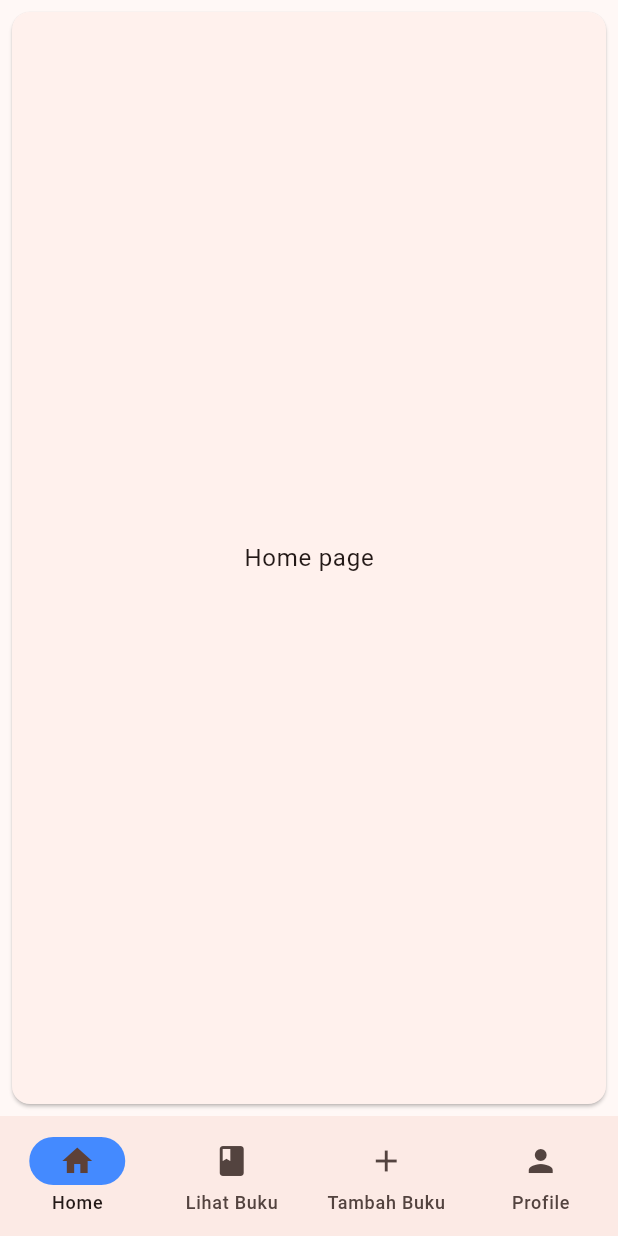
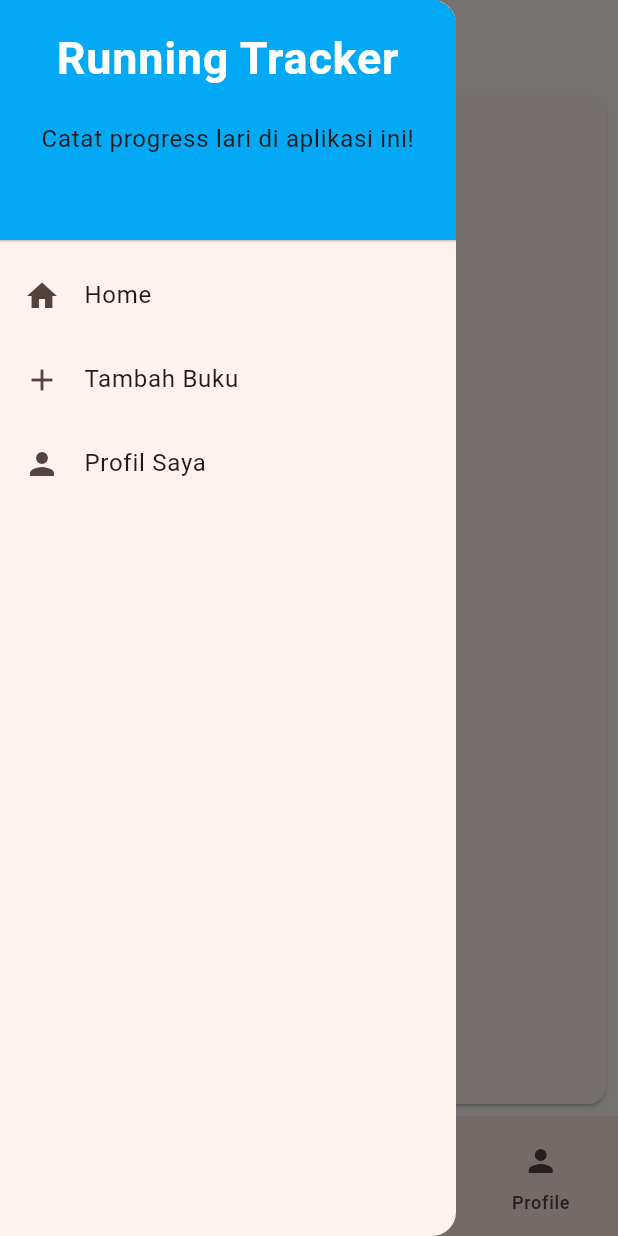
Before and after one commit to crlnravel/running-tracker-mobile, a Flutter app: the screen it shows after launch, with the side drawer open (before the commit the screen has no drawer), on a phone screen of 412 x 824 dp. Run offline on Flutter 3.47's test engine with Material 3 defaults, Android fonts, the phone set to English and light mode, and no system bars.

Commit message:
Tugas 8
Signed-off-by: nairisfa <nailakrisnazulfa@gmail.com>

```diff
--- a/lib/menu/menu.dart
+++ b/lib/menu/menu.dart
@@ -1,4 +1,6 @@
 import 'package:flutter/material.dart';
+import 'package:running_tracker/form/form.dart';
+import 'package:running_tracker/widget/left_drawer.dart';
 
 class MyPage extends StatefulWidget {
   const MyPage({super.key});
@@ -12,9 +14,20 @@ class MyPage extends StatefulWidget {
 class _MyPageState extends State<MyPage> {
   int currentPageIndex = 0;
 
+  void changePage(int page) {
+    setState(() {
+      currentPageIndex = page;
+    });
+    Navigator.pop(context);
+  }
+
   @override
   Widget build(BuildContext context) {
     return Scaffold(
+      appBar: AppBar(),
+      drawer: LeftDrawer(
+        changePageCallback: changePage,
+      ),
       bottomNavigationBar: NavigationBar(
         onDestinationSelected: (int index) {
           String msg = "";
@@ -72,19 +85,12 @@ class _MyPageState extends State<MyPage> {
             ),
           ),
         ),
-        Card(
-          margin: const EdgeInsets.all(8.0),
-          child: SizedBox.expand(
-            child: Center(
-              child: Text(
-                'Tambah Buku',
-                style: Theme.of(context).textTheme.bodyLarge,
-              ),
-            ),
-          ),
+        const Padding(
+          padding: EdgeInsets.all(8.0),
+          child: FormWidget(),
         ),
         Card(
-            margin: EdgeInsets.all(8.0),
+            margin: const EdgeInsets.all(8.0),
             child: SizedBox.expand(
               child: Center(
                 child: ElevatedButton(
--- /dev/null
+++ b/lib/widget/left_drawer.dart
@@ -0,0 +1,61 @@
+import 'package:flutter/material.dart';
+
+class LeftDrawer extends StatelessWidget {
+  final Function(int) changePageCallback;
+
+  const LeftDrawer({super.key, required this.changePageCallback});
+
+  @override
+  Widget build(BuildContext context) {
+    return Drawer(
+      child: ListView(
+        children: [
+          const DrawerHeader(
+            decoration: BoxDecoration(
+              color: Colors.lightBlue,
+            ),
+            child: Column(
+              children: [
+                Text(
+                  'Running Tracker',
+                  textAlign: TextAlign.center,
+                  style: TextStyle(
+                    fontSize: 30,
+                    fontWeight: FontWeight.bold,
+                    color: Colors.white,
+                  ),
+                ),
+                Padding(padding: EdgeInsets.all(10)),
+                Text(
+                  "Catat progress lari di aplikasi ini!",
+                  textAlign: TextAlign.center,
+                ),
+              ],
+            ),
+          ),
+          ListTile(
+            leading: const Icon(Icons.home),
+            title: const Text("Home"),
+            onTap: () {
+              changePageCallback(0);
+            },
+          ),
+          ListTile(
+            leading: const Icon(Icons.add),
+            title: const Text("Tambah Buku"),
+            onTap: () {
+              changePageCallback(2);
+            },
+          ),
+          ListTile(
+            leading: const Icon(Icons.person),
+            title: const Text("Profil Saya"),
+            onTap: () {
+              changePageCallback(3);
+            },
+          )
+        ],
+      ),
+    );
+  }
+}
```
Also changed, not shown: lib/form/form.dart (added, +143 -0 lines), 1 other file.
